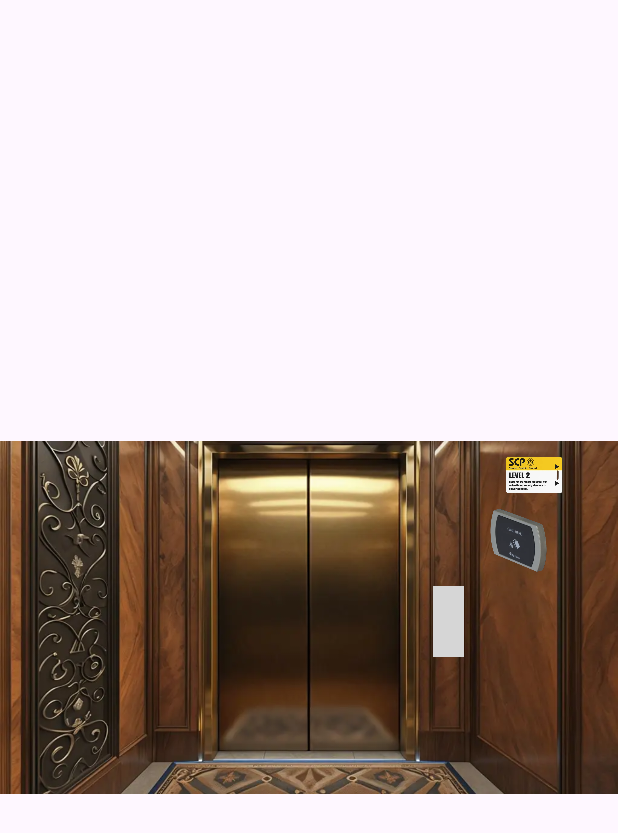
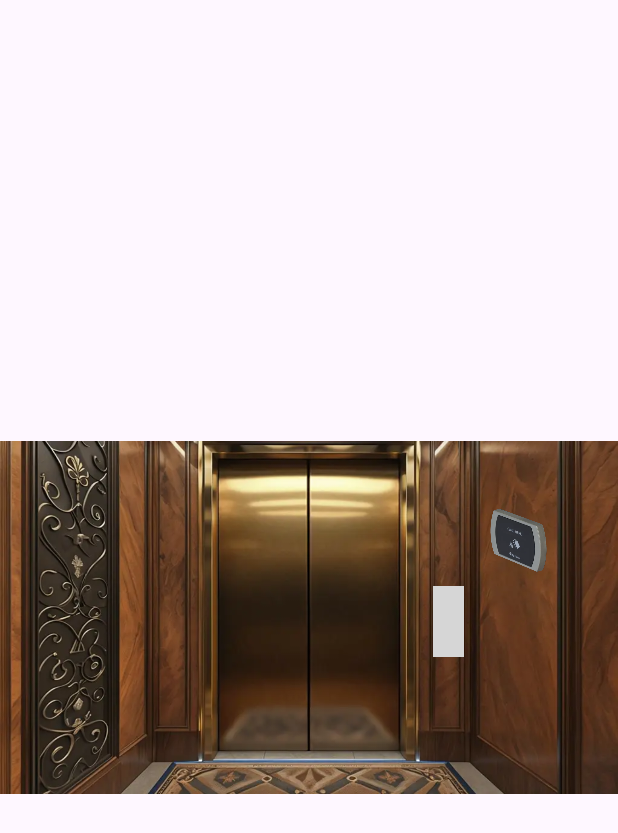
Before and after one commit to Gennadiy-Korobeynikov/TheTower, an Android app: the layout fragment_elevator.xml on its own in the app's theme, with its tools: preview values and no code run, on a phone screen of 412 x 824 dp. Shown: the top 833 px of the screen. Run offline under Robolectric (Android 15) with nearby library versions, the phone set to English and light mode, and no system bars; grey boxes are pictures that could not be loaded.

Commit message:
rebase fixes

```diff
--- a/app/src/main/java/com/tpu/thetower/fragments/ElevatorFragment.kt
+++ b/app/src/main/java/com/tpu/thetower/fragments/ElevatorFragment.kt
@@ -9,8 +9,6 @@ import android.view.View.DragShadowBuilder
 import android.widget.Button
 import android.widget.ImageView
 import androidx.constraintlayout.widget.ConstraintLayout
-import androidx.core.view.isVisible
-import androidx.fragment.app.Fragment
 import androidx.fragment.app.Fragment
 import com.tpu.thetower.DialogManager
 import com.tpu.thetower.FragmentManager
--- a/app/src/main/java/com/tpu/thetower/fragments/Lvl3PuzzleDonutsFragment.kt
+++ b/app/src/main/java/com/tpu/thetower/fragments/Lvl3PuzzleDonutsFragment.kt
@@ -108,7 +108,7 @@ class Lvl3PuzzleDonutsFragment : Fragment(R.layout.fragment_lvl3_puzzle_donuts),
                 if (speed > shakeThreshold) {
                     soundManager.playSound(R.raw.sound_of_donuts_shaking)
                     lastShake = currentTime
-                    Completed()
+                    completed()
                 }
 
                 lastX = x
@@ -118,7 +118,7 @@ class Lvl3PuzzleDonutsFragment : Fragment(R.layout.fragment_lvl3_puzzle_donuts),
         }
     }
 
-    private fun Completed() {
+    private fun completed() {
         hintManager = HintManager(listOf("lvl3_puzzle0_hint5", "lvl3_puzzle0_hint6", "lvl3_puzzle0_hint7",),
             LoadManager.getPuzzleUsedHintsCount(requireActivity(),3,"donuts after shaking"),
             3,"donuts after shaking")
--- a/app/src/main/res/layout/fragment_elevator.xml
+++ b/app/src/main/res/layout/fragment_elevator.xml
@@ -15,14 +15,6 @@
         android:scaleType="fitCenter"
         android:src="@drawable/elevator_bg" />
 
-    <ImageView
-        android:id="@+id/iv_draggable"
-        android:layout_width="wrap_content"
-        android:layout_height="45dp"
-        android:adjustViewBounds="true"
-        android:layout_gravity="center_horizontal"
-        android:layout_marginStart="150dp"
-        android:src="@drawable/card" />
 
     <androidx.constraintlayout.widget.ConstraintLayout
         android:layout_width="match_parent"
@@ -249,19 +241,9 @@
             android:visibility="visible"
             app:layout_constraintHeight_percent="0.12"
             app:layout_constraintStart_toStartOf="@id/guideV_buttons_column1"
-            app:layout_constraintTop_toTopOf="@id/guideH_buttons_row1"
+            app:layout_constraintTop_toTopOf="@id/guideH_buttons_row2"
             app:layout_constraintWidth_percent="0.07" />
 
-        <androidx.appcompat.widget.AppCompatButton
-            android:id="@+id/btn_elevator_to_lvl6"
-            android:layout_width="0dp"
-            android:layout_height="0dp"
-            android:background="@drawable/button_outline"
-            android:visibility="visible"
-            app:layout_constraintHeight_percent="0.11"
-            app:layout_constraintStart_toStartOf="@id/guideV_buttons_column2"
-            app:layout_constraintTop_toTopOf="@id/guideH_buttons_row2"
-            app:layout_constraintWidth_percent="0.07" />
 
         <androidx.appcompat.widget.AppCompatButton
             android:id="@+id/btn_elevator_to_lvl6"
```
Also changed, not shown: app/src/main/java/com/tpu/thetower/fragments/Lvl3PuzzleEditorFragment.kt (+3 -7 lines), app/src/main/res/navigation/nav_graph.xml (+0 -42 lines), app/src/main/res/values/strings.xml (+1 -24 lines), 1 other file.
